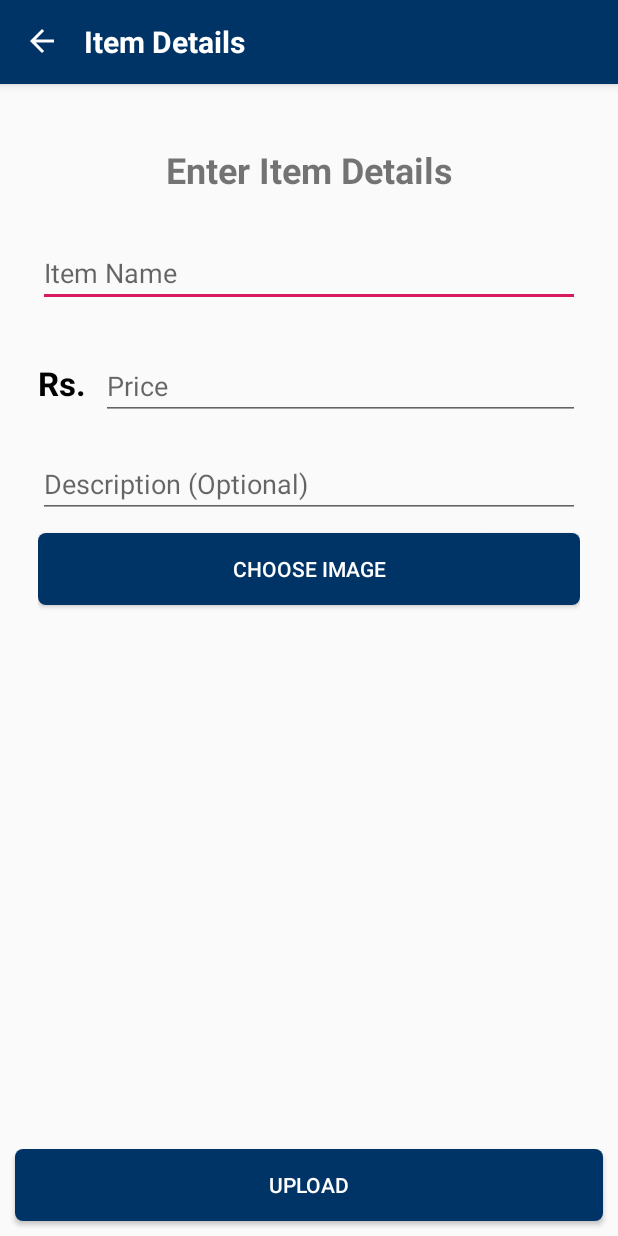
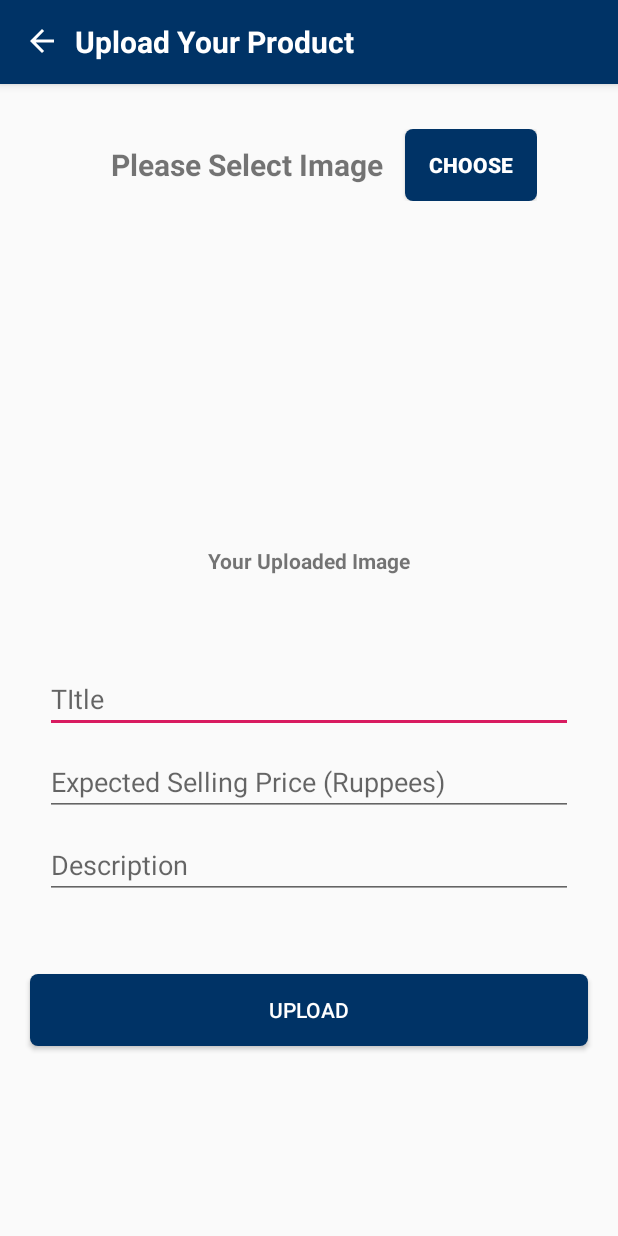
Before and after one commit to cyber-psych0/Sell-It, an Android app: the UploadActivity screen opened directly, with no data from a screen before it, on a phone screen of 412 x 824 dp. Run offline under Robolectric (Android 15) with nearby library versions, the phone set to English and light mode, and no system bars; our stand-ins replace Firebase (no records; nobody signed in at launch, a user with empty details on screens opened directly).

Commit message:
Update UI for uploading Activity

```diff
--- a/app/src/main/AndroidManifest.xml
+++ b/app/src/main/AndroidManifest.xml
@@ -1,8 +1,6 @@
 <?xml version="1.0" encoding="utf-8"?>
 <manifest xmlns:android="http://schemas.android.com/apk/res/android"
     package="com.example.sellit">
-
-    <uses-permission android:name="android.permission.INTERNET" />
 
     <application
         android:allowBackup="true"
@@ -11,7 +9,7 @@
         android:roundIcon="@mipmap/ic_launcher_round"
         android:supportsRtl="true"
         android:theme="@style/AppTheme">
-        <activity android:name=".Individual_Item"></activity>
+        <activity android:name=".Individual_Item" />
         <activity android:name=".UploadActivity" />
         <activity
             android:name=".Navigation"
@@ -29,4 +27,6 @@
         </activity>
     </application>
 
+    <uses-permission android:name="android.permission.INTERNET" />
+
 </manifest>
--- a/app/src/main/java/com/example/sellit/UploadActivity.java
+++ b/app/src/main/java/com/example/sellit/UploadActivity.java
@@ -15,6 +15,7 @@ import android.webkit.MimeTypeMap;
 import android.widget.Button;
 import android.widget.EditText;
 import android.widget.ImageView;
+import android.widget.TextView;
 import android.widget.Toast;
 
 import com.google.android.gms.tasks.OnFailureListener;
@@ -58,15 +59,15 @@ public class UploadActivity extends AppCompatActivity {
 
         mImageUri = null;
 
-        mImageView = (ImageView)findViewById(R.id.upload_image_view);
+        mImageView = findViewById(R.id.upload_image_view);
         close = findViewById(R.id.close);
 
-        name = (EditText)findViewById(R.id.item_name_edit_text);
+        name = findViewById(R.id.item_name_edit_text);
         price = (EditText)findViewById(R.id.price_edit_text);
         description = (EditText)findViewById(R.id.description_edit_text);
 
         choose_image_bn = (Button)findViewById(R.id.choose_image_bn);
-        upload_bn = (Button)findViewById(R.id.upload_bn);
+        upload_bn = findViewById(R.id.upload_bn);
 
         user = FirebaseAuth.getInstance().getCurrentUser();
         assert user != null;
--- a/app/src/main/res/layout/activity_upload.xml
+++ b/app/src/main/res/layout/activity_upload.xml
@@ -1,20 +1,24 @@
 <?xml version="1.0" encoding="utf-8"?>
-<RelativeLayout xmlns:android="http://schemas.android.com/apk/res/android"
+<ScrollView
+    xmlns:android="http://schemas.android.com/apk/res/android"
     xmlns:app="http://schemas.android.com/apk/res-auto"
     xmlns:tools="http://schemas.android.com/tools"
     android:layout_width="match_parent"
     android:layout_height="match_parent"
     tools:context=".UploadActivity">
 
+    <RelativeLayout
+        android:layout_width="match_parent"
+        android:layout_height="match_parent">
+
         <com.google.android.material.appbar.AppBarLayout
             android:layout_width="match_parent"
-        android:layout_height="wrap_content"
-        android:id="@+id/reg_appbar">
+            android:id="@+id/appbar"
+            android:layout_height="wrap_content">
 
             <androidx.appcompat.widget.Toolbar
                 android:layout_width="match_parent"
-            android:layout_height="wrap_content"
-            android:id="@+id/reg_toolbar">
+                android:layout_height="wrap_content">
 
                 <RelativeLayout
                     android:layout_width="match_parent"
@@ -26,18 +30,19 @@
                         android:id="@+id/close"
                         android:src="@drawable/ic_arrow_back_black_24dp"
                         android:layout_centerVertical="true"
-
-                    />
-
+                        android:layout_alignParentStart="true"
+                        android:layout_alignParentLeft="true" />
                     <TextView
                         android:layout_width="match_parent"
                         android:layout_height="wrap_content"
-                    android:layout_marginStart="40dp"
+                        android:layout_toEndOf="@id/close"
+                        android:layout_marginStart="10dp"
                         android:textStyle="bold"
                         android:textColor="#ffffff"
                         android:textSize="20sp"
-                    android:text="Item Details"
-                    tools:ignore="RtlCompat" />
+                        android:text="Upload Your Product"
+                        android:layout_marginLeft="10dp"
+                        android:layout_toRightOf="@id/close" />
 
                 </RelativeLayout>
 
@@ -45,93 +50,125 @@
 
             </androidx.appcompat.widget.Toolbar>
 
+
+
         </com.google.android.material.appbar.AppBarLayout>
+
+
+        <RelativeLayout
+            android:layout_width="match_parent"
+            android:orientation="vertical"
+            android:layout_below="@id/appbar"
+            android:layout_height="wrap_content">
+            <LinearLayout
+                android:layout_width="match_parent"
+                android:orientation="vertical"
+                android:id="@+id/dsds"
+                android:layout_height="wrap_content">
+
+                <LinearLayout
+                    android:layout_width="wrap_content"
+                    android:layout_gravity="center"
+                    android:id="@+id/linear1"
+                    android:layout_marginTop="10dp"
+                    android:padding="20dp"
+                    android:layout_marginLeft="10dp"
+                    android:layout_height="wrap_content">
+                    <TextView
+                        android:layout_width="wrap_content"
+                        android:layout_height="match_parent"
+                        android:textSize="20sp"
+                        android:gravity="center"
+                        android:textStyle="bold"
+                        android:text="Please Select Image "/>
+                    <Button
+                        android:layout_width="wrap_content"
+                        android:layout_height="wrap_content"
+                        android:textColor="#ffffff"
+                        android:id="@+id/choose_image_bn"
+                        android:layout_marginLeft="10dp"
+                        android:textStyle="bold"
+                        android:text="choose"
+                        android:background="@drawable/button_design"/>
+
+
+                </LinearLayout>
+
 
                 <LinearLayout
                     android:layout_width="match_parent"
                     android:layout_height="wrap_content"
+                    android:layout_marginTop="10dp"
                     android:orientation="vertical"
-        android:layout_marginTop="15dp"
-        android:padding="25dp"
-        android:layout_below="@+id/reg_appbar"
-        >
+                    android:layout_below="@id/linear1">
 
+                    <ImageView
+                        android:layout_width="150dp"
+                        android:layout_marginTop="20dp"
+                        android:id="@+id/upload_image_view"
+                        android:layout_gravity="center_horizontal"
+                        android:layout_height="150dp"
+                        android:layout_marginBottom="20dp"
+                        />
                     <TextView
                         android:layout_width="match_parent"
+                        android:textAlignment="center"
+                        android:textStyle="bold"
+                        android:layout_marginTop="10dp"
                         android:layout_height="wrap_content"
-            android:text="Enter Item Details"
-            android:textAlignment="center"
-            android:textSize="24sp"
-            android:textStyle="bold"/>
+                        android:text="Your Uploaded Image"/>
+                </LinearLayout>
+
+                <LinearLayout
+                    android:layout_width="match_parent"
+                    android:layout_below="@id/linear1"
+                    android:id="@+id/linear2"
+                    android:layout_marginTop="30dp"
+                    android:orientation="vertical"
+                    android:padding="30dp"
+                    android:layout_height="wrap_content">
 
                     <EditText
-            android:id="@+id/item_name_edit_text"
                         android:layout_width="match_parent"
                         android:layout_height="wrap_content"
-            android:layout_marginTop="30dp"
-            android:hint="Item Name"
-            android:inputType="text"
-            />
-        <LinearLayout
+                        android:hint="TItle"
+                        android:id="@+id/item_name_edit_text"/>
+
+                    <EditText
                         android:layout_width="match_parent"
                         android:layout_height="wrap_content"
-            android:orientation="horizontal"
-            android:layout_marginTop="10dp">
-            <TextView
-                android:layout_width="wrap_content"
-                android:layout_height="wrap_content"
-                android:text="Rs."
-                android:textSize="22sp"
-                android:layout_marginTop="20dp"
-                android:textColor="#000000"
-                android:textStyle="bold"
-                android:paddingRight="10dp"
-                />
+                        android:hint="Expected Selling Price (Ruppees)"
+                        android:layout_marginTop="10dp"
+                        android:inputType="number"
+                        android:id="@+id/price_edit_text"/>
 
                     <EditText
-                android:id="@+id/price_edit_text"
                         android:layout_width="match_parent"
                         android:layout_height="wrap_content"
-                android:layout_marginTop="20dp"
-                android:hint="Price"
-                android:inputType="number"
-                />
+                        android:hint="Description"
+                        android:inputType="text"
+                        android:layout_marginTop="10dp"
+                        android:id="@+id/description_edit_text"/>
+
+
                 </LinearLayout>
-
-        <EditText
-            android:id="@+id/description_edit_text"
+            </LinearLayout>
+            <Button
                 android:layout_width="match_parent"
                 android:layout_height="wrap_content"
-            android:layout_marginTop="20dp"
-            android:hint="Description (Optional)"
-            android:inputType="text"
-            android:height="100dp"
-            />
-
-        <Button
-            android:id="@+id/choose_image_bn"
-            android:layout_width="match_parent"
-            android:layout_height="wrap_content"
-            android:layout_marginTop="10dp"
-            android:background="@drawable/button_design"
-            android:text="Choose Image"
-            android:textColor="#ffffff"/>
-
-        <ImageView
-            android:id="@+id/upload_image_view"
-            android:layout_width="match_parent"
-            android:layout_height="180dp"
-            android:layout_marginTop="10dp"/>
-    </LinearLayout>
-
-    <Button
+                android:layout_below="@id/dsds"
                 android:id="@+id/upload_bn"
-        android:layout_width="match_parent"
-        android:layout_height="wrap_content"
-        android:layout_alignParentBottom="true"
-        android:layout_margin="10dp"
+                android:layout_margin="20dp"
                 android:background="@drawable/button_design"
                 android:text="Upload"
                 android:textColor="#ffffff"/>
 
+
+
     </RelativeLayout>
+
+    </RelativeLayout>
+
+
+
+</ScrollView>
--- a/build.gradle
+++ b/build.gradle
@@ -7,7 +7,7 @@ buildscript {
 
     }
     dependencies {
-        classpath 'com.android.tools.build:gradle:3.4.2'
+        classpath 'com.android.tools.build:gradle:3.5.0-rc01'
         classpath 'com.google.gms:google-services:4.2.0'
 
         // NOTE: Do not place your application dependencies here; they belong
```
Also changed, not shown: gradle/wrapper/gradle-wrapper.properties. Lines whose indentation alone changed are shown as unchanged.
